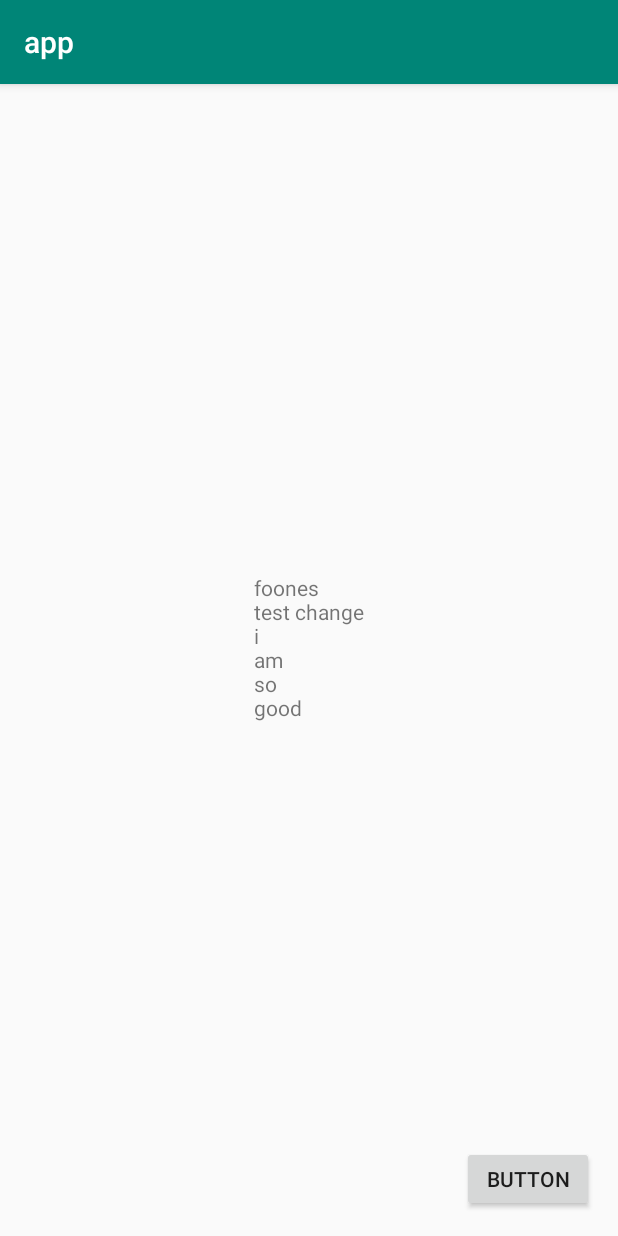
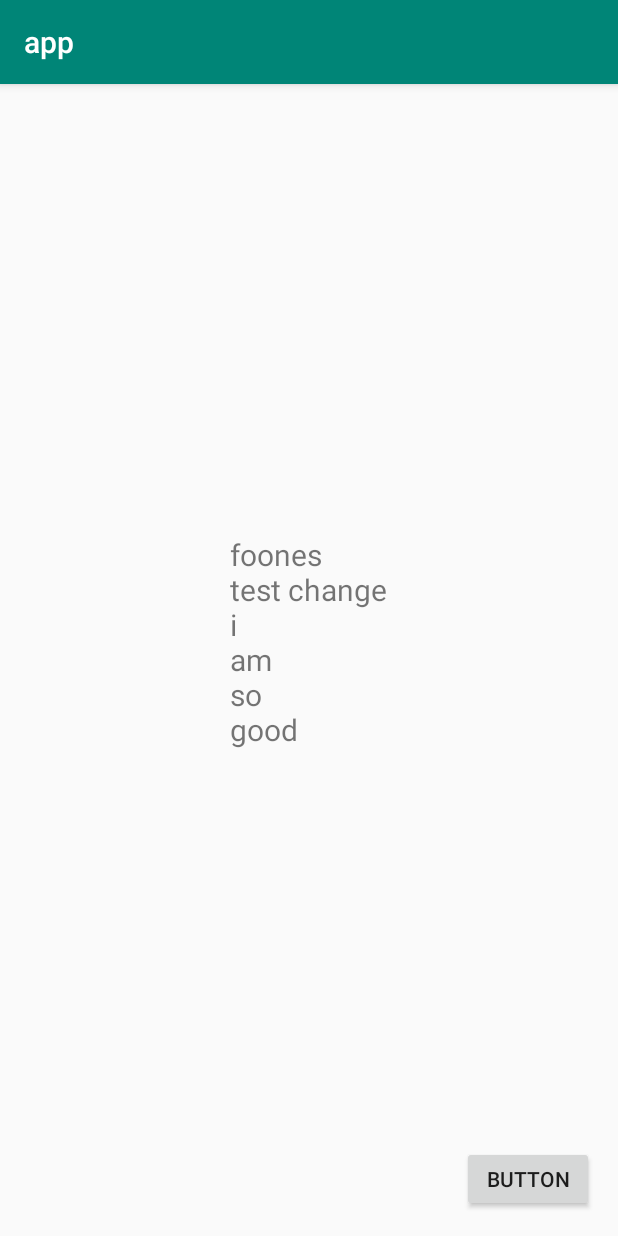
Before and after one commit to ebharrison/the_belonging_app, an Android app: the screen it shows after launch (story_text), after a tap on "FOO.TXT", on a phone screen of 412 x 824 dp. Run offline under Robolectric (Android 15) with nearby library versions, the phone set to English and light mode, and no system bars.

Commit message:
replace default text size in story view with constant, set to 20sp, for text size of every story

```diff
--- a/app/src/main/java/com/example/dynamic_btns/story_text.java
+++ b/app/src/main/java/com/example/dynamic_btns/story_text.java
@@ -14,7 +14,11 @@ import java.io.IOException;
 import java.io.InputStream;
 import java.io.InputStreamReader;
 
+
 public class story_text extends AppCompatActivity {
+    // default text size
+    public static final int TEXT_SIZE = 20;
+
     private LinearLayout linearLayout;
 
     @Override
@@ -30,6 +34,7 @@ public class story_text extends AppCompatActivity {
         story_box.setLayoutParams(new LinearLayout.LayoutParams(ViewGroup.LayoutParams.WRAP_CONTENT,
                 ViewGroup.LayoutParams.WRAP_CONTENT));
         story_box.setText(readFile(cur_story));
+        story_box.setTextSize(TEXT_SIZE);
 
         // Add Button to LinearLayout
         if (linearLayout != null) {
--- a/app/src/main/res/layout/activity_story_text.xml
+++ b/app/src/main/res/layout/activity_story_text.xml
@@ -18,15 +18,15 @@
         app:layout_constraintBottom_toBottomOf="parent"
         app:layout_constraintEnd_toEndOf="parent" />
 
-    <LinearLayout
-        android:layout_width="fill_parent"
-        android:layout_height="fill_parent"
-        android:gravity="center"
-        android:padding="10dp"
-        app:layout_constraintBottom_toBottomOf="parent"
-        app:layout_constraintEnd_toEndOf="parent"
-        app:layout_constraintStart_toStartOf="parent"
-        app:layout_constraintTop_toTopOf="parent" />
+    <!--<LinearLayout-->
+    <!--android:layout_width="fill_parent"-->
+    <!--android:layout_height="fill_parent"-->
+    <!--android:gravity="center"-->
+    <!--android:padding="10dp"-->
+    <!--app:layout_constraintBottom_toBottomOf="parent"-->
+    <!--app:layout_constraintEnd_toEndOf="parent"-->
+    <!--app:layout_constraintStart_toStartOf="parent"-->
+    <!--app:layout_constraintTop_toTopOf="parent" />-->
 
     <LinearLayout xmlns:android="http://schemas.android.com/apk/res/android"
         android:id="@+id/rootContainer"
```
